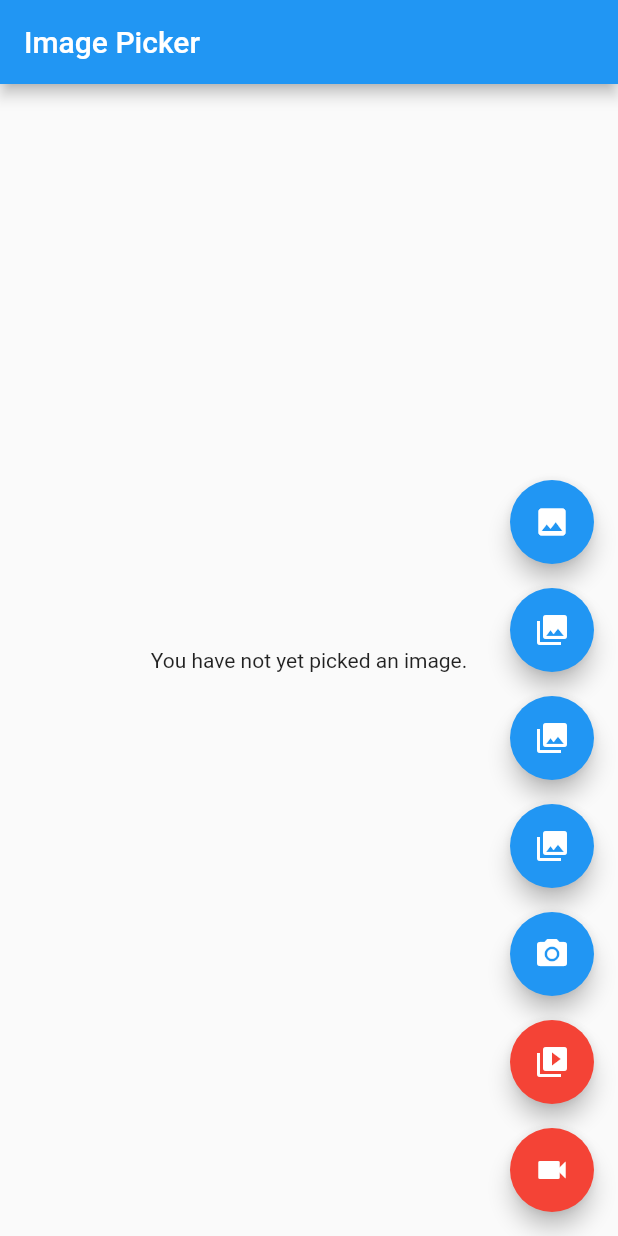
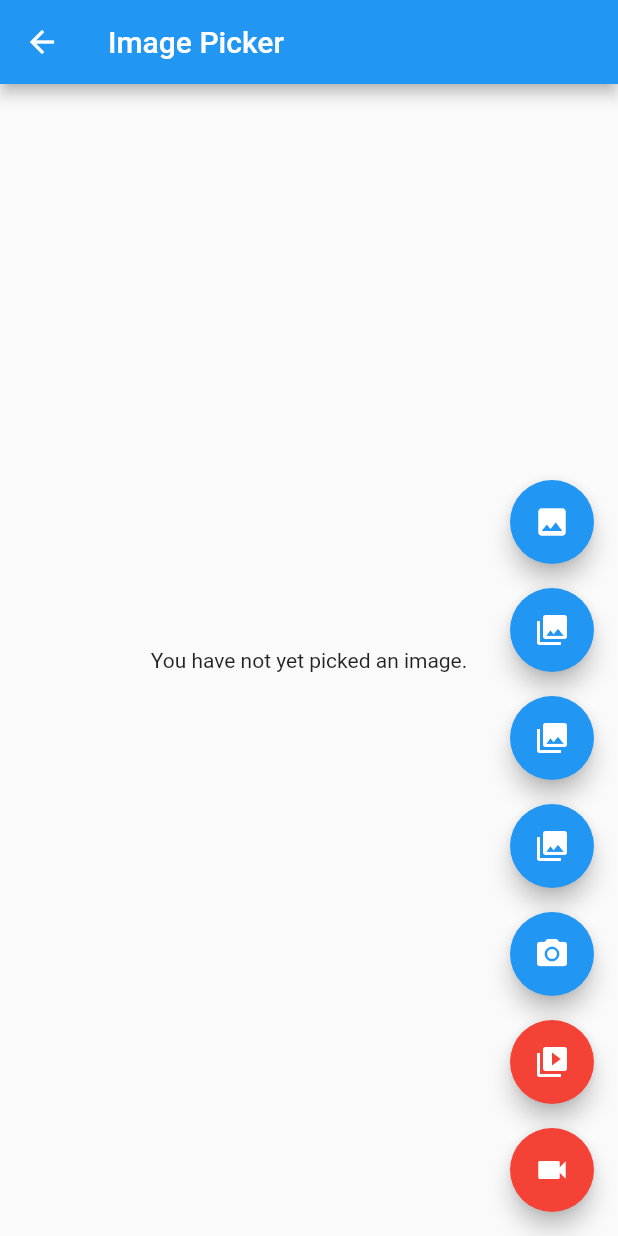
Before and after one commit to charlesbintang/flutter_rootproject, a Flutter app: the screen it shows after launch, after a tap on "Coba Fitur Image Picker!", on a phone screen of 412 x 824 dp. Run offline on Flutter 3.47's test engine with Material 2 defaults, Android fonts, the phone set to English and light mode, and no system bars; our stand-ins replace image_picker, video_player.

Commit message:
final fitur image picker

```diff
--- a/lib/main.dart
+++ b/lib/main.dart
@@ -37,7 +37,7 @@ class _MyScrapState extends State<MyScrap> {
     return Scaffold(
       appBar: AppBar(
         title: const Text("MyScrap"),
-        backgroundColor: Color.fromARGB(255, 155, 77, 0),
+        backgroundColor: const Color.fromARGB(255, 155, 77, 0),
       ),
       body: Center(
         child: Column(
@@ -54,7 +54,7 @@ class _MyScrapState extends State<MyScrap> {
                 //         (states) => Colors.amber)),
                 child: const Text("Coba Fitur Image Picker!"),
                 onPressed: () {
-                  Navigator.of(context).pushReplacement(
+                  Navigator.of(context).push(
                     MaterialPageRoute(
                       builder: (context) =>
                           const MyHomePage(title: "Image Picker"),
@@ -62,7 +62,7 @@ class _MyScrapState extends State<MyScrap> {
                   );
                 },
               ),
-            )
+            ),
           ],
         ),
       ),
```
